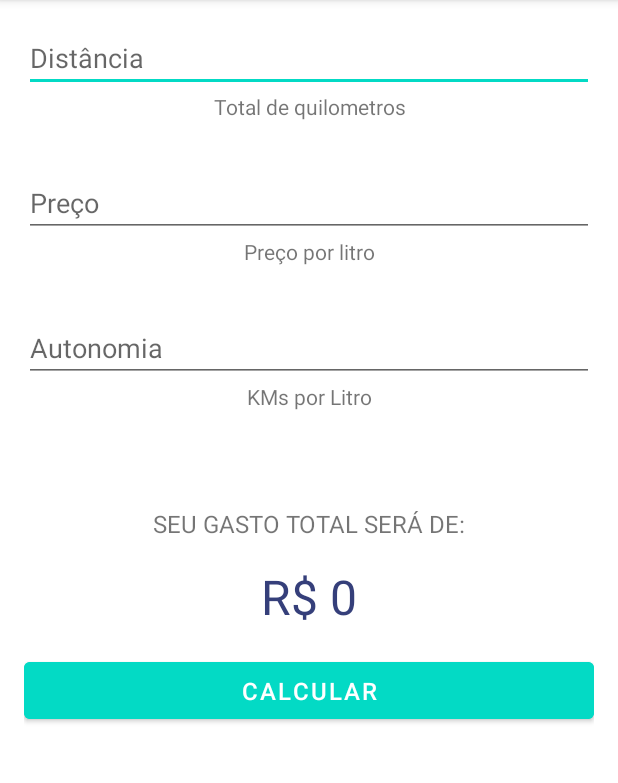
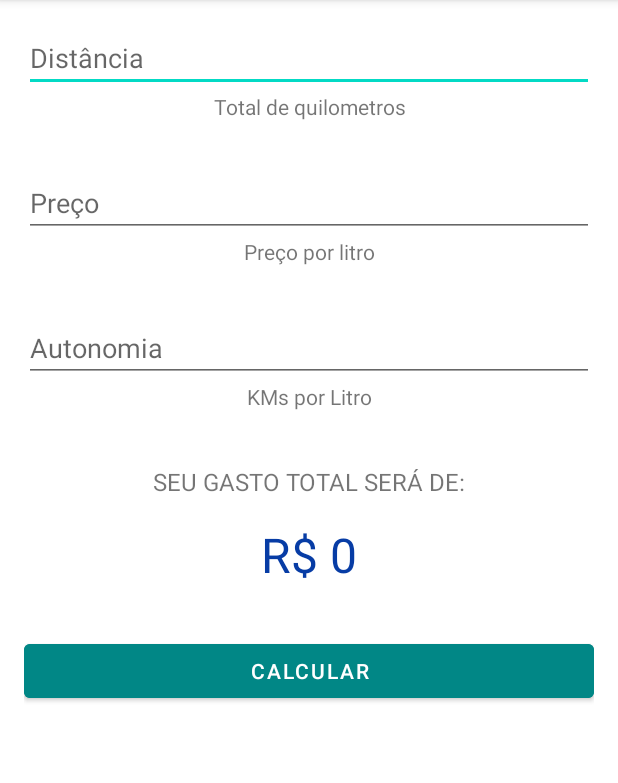
Before and after one commit to pablo-caue/gasto-viagem, an Android app: the screen it shows after launch (MainActivity), on a phone screen of 412 x 824 dp, the part 84-867 px from its top. Run offline under Robolectric (Android 15) with nearby library versions, the phone set to English and light mode, and no system bars.

Commit message:
Relative layout

```diff
--- a/app/src/main/java/com/example/gastoviagem/MainActivity.kt
+++ b/app/src/main/java/com/example/gastoviagem/MainActivity.kt
@@ -28,19 +28,19 @@ class MainActivity : AppCompatActivity(), View.OnClickListener {
 
     private fun isValid(): Boolean {
         return (binding.editDistance.text.toString() != "" &&
-                binding.editLiter.text.toString() != "" &&
+                binding.editAutonomy.text.toString() != "" &&
                 binding.editPrice.text.toString() != "" &&
-                binding.editLiter.text.toString().toFloat() != 0f)
+                binding.editAutonomy.text.toString().toFloat() != 0f)
     }
 
 
     private fun calculate() {
         if (isValid()){
             val distance = binding.editDistance.text.toString().toFloat()
-            val liter = binding.editLiter.text.toString().toFloat()
+            val liter = binding.editAutonomy.text.toString().toFloat()
             val price = binding.editPrice.text.toString().toFloat()
             val totalValue = distance * price / liter
-            binding.textResult.text = "R$ ${"%.2f".format(totalValue)}"
+            binding.textTotal.text = "R$ ${"%.2f".format(totalValue)}"
         }else{
             Toast.makeText(this,R.string.wrong_data,Toast.LENGTH_SHORT).show()
         }
--- a/app/src/main/res/layout/activity_main.xml
+++ b/app/src/main/res/layout/activity_main.xml
@@ -1,85 +1,92 @@
 <?xml version="1.0" encoding="utf-8"?>
-<LinearLayout xmlns:android="http://schemas.android.com/apk/res/android"
+<RelativeLayout xmlns:android="http://schemas.android.com/apk/res/android"
     xmlns:app="http://schemas.android.com/apk/res-auto"
     xmlns:tools="http://schemas.android.com/tools"
     android:layout_width="match_parent"
     android:layout_height="match_parent"
-    android:orientation="vertical"
     android:padding="16dp"
     tools:context=".MainActivity">
 
 
     <EditText
+        android:inputType="numberDecimal"
         android:id="@+id/edit_distance"
         android:layout_width="match_parent"
         android:layout_height="wrap_content"
-        android:autofillHints="emailAddress"
-        android:hint="@string/distance"
-        android:inputType="numberDecimal" />
+        android:hint="@string/distance" />
 
     <TextView
+        android:id="@+id/text_distance"
         android:layout_width="match_parent"
         android:layout_height="wrap_content"
+        android:layout_below="@id/edit_distance"
         android:gravity="center"
         android:text="@string/total_kilometers" />
 
     <EditText
+        android:inputType="numberDecimal"
+        android:layout_marginTop="32dp"
         android:id="@+id/edit_price"
         android:layout_width="match_parent"
         android:layout_height="wrap_content"
-        android:layout_marginTop="32dp"
-        android:autofillHints="password"
-        android:hint="@string/price"
-        android:inputType="numberDecimal" />
+        android:layout_below="@id/text_distance"
+        android:hint="@string/price" />
 
     <TextView
+
+        android:id="@+id/text_price"
         android:layout_width="match_parent"
         android:layout_height="wrap_content"
+        android:layout_below="@id/edit_price"
         android:gravity="center"
         android:text="@string/price_per_liter" />
 
     <EditText
-        android:id="@+id/edit_liter"
+        android:inputType="numberDecimal"
+        android:layout_marginTop="32dp"
+        android:id="@+id/edit_autonomy"
         android:layout_width="match_parent"
         android:layout_height="wrap_content"
-        android:layout_marginTop="32dp"
-        android:autofillHints="name"
-        android:hint="@string/autonomy"
-        android:inputType="numberDecimal" />
+        android:layout_below="@id/text_price"
+        android:hint="@string/autonomy" />
 
     <TextView
+
+        android:id="@+id/text_autonomy"
         android:layout_width="match_parent"
         android:layout_height="wrap_content"
+        android:layout_below="@id/edit_autonomy"
         android:gravity="center"
         android:text="@string/kilometers_per_liter" />
 
     <TextView
+        android:id="@+id/text_total_cust"
+        android:layout_marginTop="36dp"
         android:layout_width="match_parent"
         android:layout_height="wrap_content"
-        android:layout_marginTop="64dp"
+        android:text="@string/spent"
         android:gravity="center"
-        android:text="@string/spent"
+        android:layout_below="@id/text_autonomy"
         android:textSize="16sp" />
 
     <TextView
-        android:id="@+id/text_result"
+        android:id="@+id/text_total"
+        android:textColor="#073CA5"
+        android:gravity="center"
+        android:textSize="32sp"
+        android:layout_marginTop="16dp"
         android:layout_width="match_parent"
         android:layout_height="wrap_content"
-        android:layout_marginTop="16dp"
-        android:gravity="center"
         android:text="@string/total"
-        android:textColor="#353F7A"
-        android:textSize="32sp" />
+        android:layout_below="@id/text_total_cust" />
 
     <Button
+        android:backgroundTint="@color/teal_700"
+        android:text="@string/calculate"
+        android:layout_marginTop="32dp"
         android:id="@+id/button_calculate"
         android:layout_width="match_parent"
         android:layout_height="wrap_content"
-        android:layout_marginTop="16dp"
-        android:backgroundTint="@color/teal_200"
-        android:padding="8dp"
-        android:text="@string/calculate"
-        android:textSize="16sp" />
+        android:layout_below="@id/text_total" />
 
-
-</LinearLayout>
+</RelativeLayout>
```
